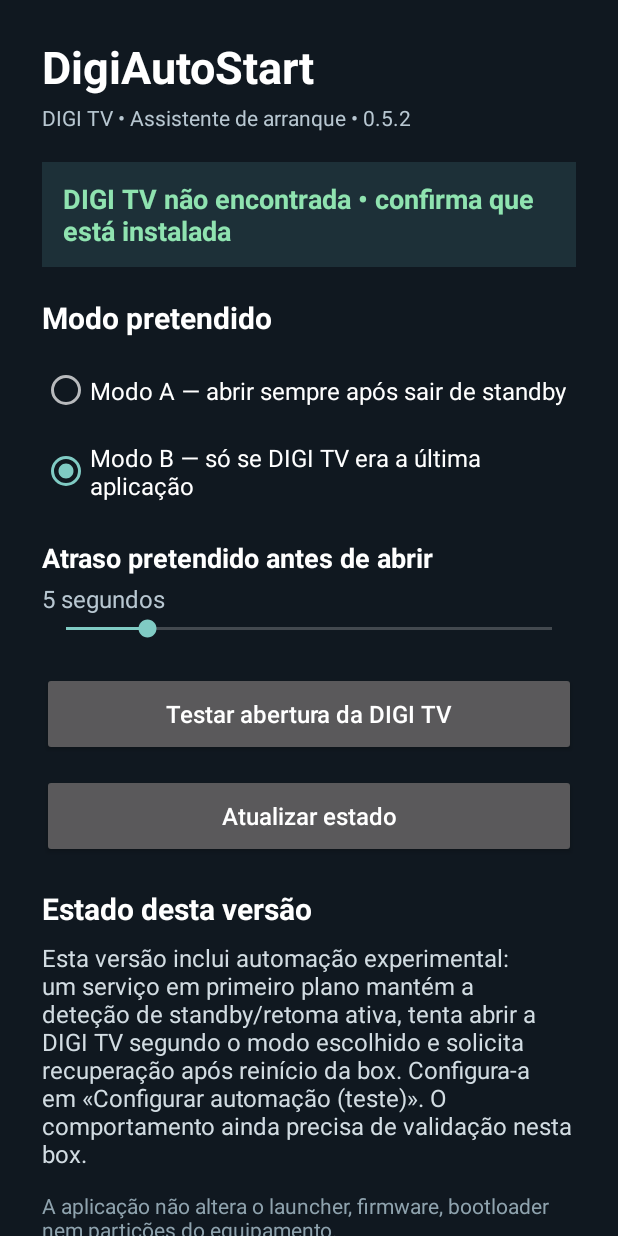
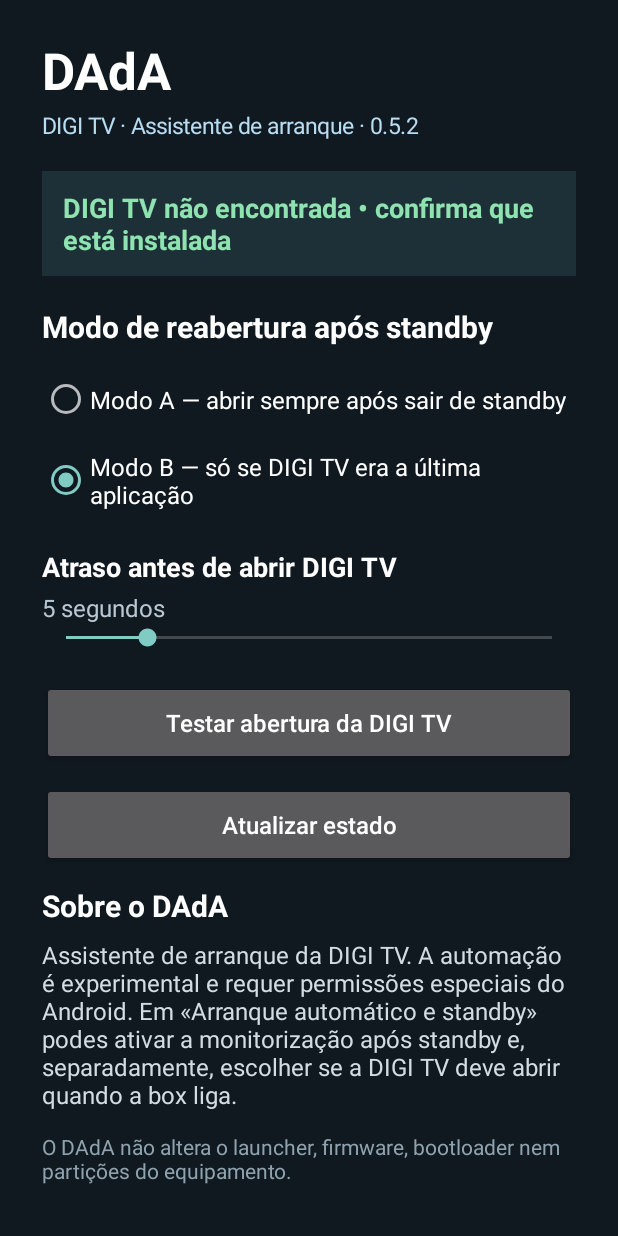
Before and after one commit to CatharsysAmaeth/DigiAutoStart, an Android app: the screen it shows after launch (MainActivity), on a phone screen of 412 x 824 dp. Run offline under Robolectric (Android 15) with nearby library versions, the phone set to English and light mode, and no system bars; libraries missing offline, so code that uses them is left out: net.lingala.zip4j.

Commit message:
feat: brand app as DAdA and clarify startup controls

```diff
--- a/app/src/main/java/pt/catharsys/digiautostart/MainActivity.kt
+++ b/app/src/main/java/pt/catharsys/digiautostart/MainActivity.kt
@@ -56,12 +56,12 @@ class MainActivity : Activity() {
             setBackgroundColor(0xFF101820.toInt())
         }
 
-        content.addView(text("DigiAutoStart", 30f, true).apply {
+        content.addView(text("DAdA", 34f, true).apply {
             setTextColor(0xFFFFFFFF.toInt())
         })
         val buildLabel = "${BuildConfig.VERSION_NAME}" + if (BuildConfig.DEBUG) " • DEBUG" else ""
-        content.addView(text("DIGI TV • Assistente de arranque • $buildLabel", 14f).apply {
-            setTextColor(0xFFB8C7D1.toInt())
+        content.addView(text("DIGI TV · Assistente de arranque · $buildLabel", 15f).apply {
+            setTextColor(0xFFB8DDF2.toInt())
         }, margin(top = 4, bottom = 20))
 
         status = text("", 18f, true).apply {
@@ -71,7 +71,7 @@ class MainActivity : Activity() {
         }
         content.addView(status, margin(bottom = 20))
 
-        content.addView(text("Modo pretendido", 20f, true).apply {
+        content.addView(text("Modo de reabertura após standby", 20f, true).apply {
             setTextColor(0xFFFFFFFF.toInt())
         }, margin(bottom = 8))
 
@@ -86,7 +86,7 @@ class MainActivity : Activity() {
         }
         content.addView(modeGroup, margin(bottom = 18))
 
-        content.addView(text("Atraso pretendido antes de abrir", 18f, true).apply {
+        content.addView(text("Atraso antes de abrir DIGI TV", 18f, true).apply {
             setTextColor(0xFFFFFFFF.toInt())
         })
         delayValue = text("", 16f).apply { setTextColor(0xFFB8C7D1.toInt()) }
@@ -108,24 +108,24 @@ class MainActivity : Activity() {
         delayValue.text = "${delay.progress} segundos"
 
         content.addView(button("Testar abertura da DIGI TV") { launchDigiTv() }, margin(bottom = 12))
-        content.addView(button("Atualizar estado") { refreshStatus() }, margin(bottom = 20))
+        content.addView(button("Atualizar estado") { refreshStatus() }, margin(bottom = 12))
 
         if (BuildConfig.DEBUG) {
-            content.addView(button("Configurar automação (teste)") { AutomationFeature.configure(this) }, margin(bottom = 12))
+            content.addView(button("Arranque automático e standby") { AutomationFeature.configure(this) }, margin(bottom = 12))
             content.addView(button("Verificar atualizações") { DebugUpdateFeature.check(this) }, margin(bottom = 12))
             content.addView(button("Diagnósticos (Debug)") { DiagnosticsFeature.show(this) }, margin(bottom = 20))
         }
 
-        content.addView(text("Estado desta versão", 20f, true).apply {
+        content.addView(text("Sobre o DAdA", 20f, true).apply {
             setTextColor(0xFFFFFFFF.toInt())
         }, margin(bottom = 8))
         content.addView(text(
-            "Esta versão inclui automação experimental: um serviço em primeiro plano mantém a deteção de standby/retoma ativa, tenta abrir a DIGI TV segundo o modo escolhido e solicita recuperação após reinício da box. Configura-a em «Configurar automação (teste)». O comportamento ainda precisa de validação nesta box.",
+            "Assistente de arranque da DIGI TV. A automação é experimental e requer permissões especiais do Android. Em «Arranque automático e standby» podes ativar a monitorização após standby e, separadamente, escolher se a DIGI TV deve abrir quando a box liga.",
             16f
         ).apply { setTextColor(0xFFD2DCE2.toInt()) }, margin(bottom = 14))
 
         content.addView(text(
-            "A aplicação não altera o launcher, firmware, bootloader nem partições do equipamento.",
+            "O DAdA não altera o launcher, firmware, bootloader nem partições do equipamento.",
             14f
         ).apply { setTextColor(0xFF8FA3AE.toInt()) })
 
```
